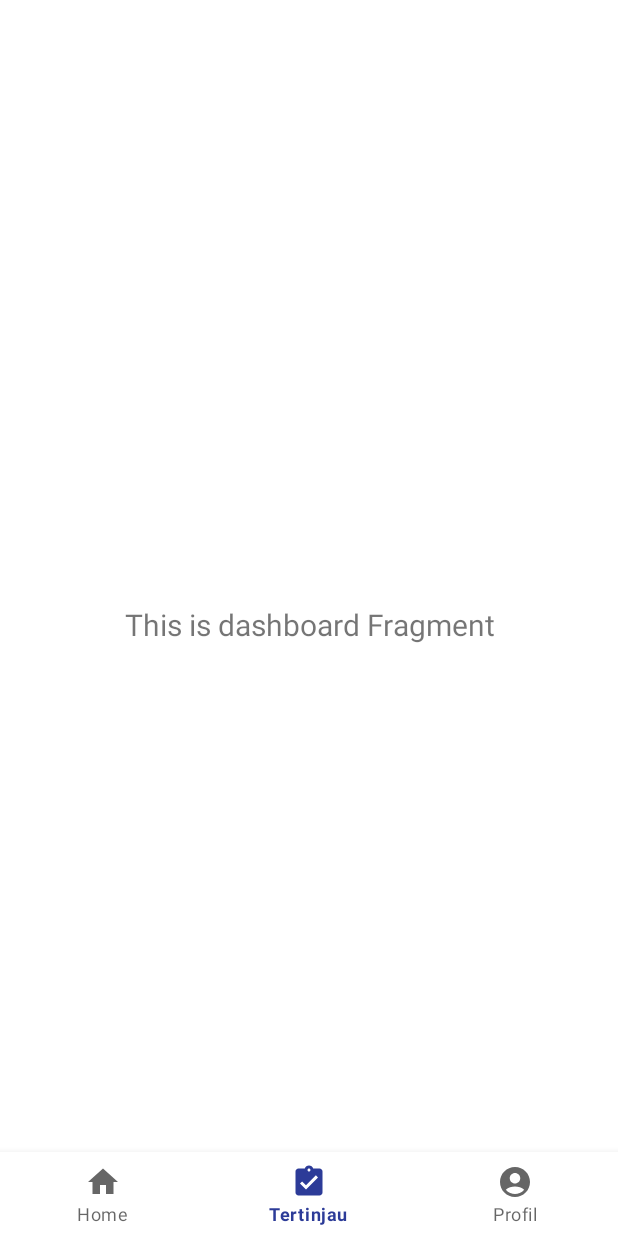
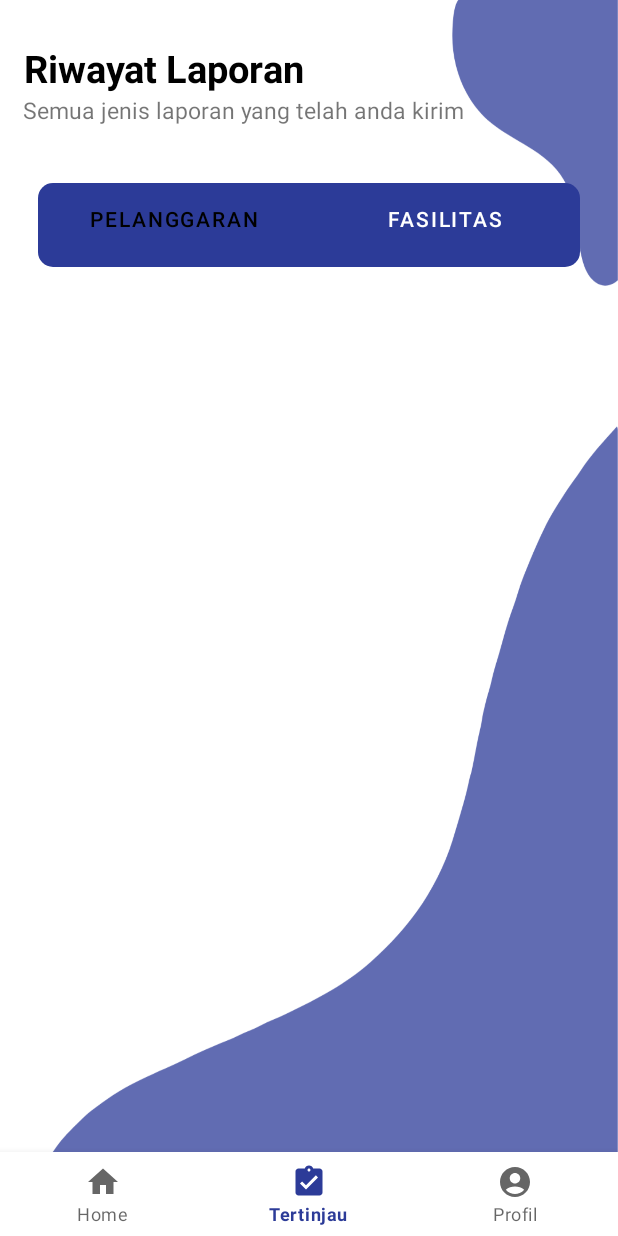
Before and after one commit to mfikry2712/ComplanSchool-Team, an Android app: the DashboardFragment screen opened through its navigation route, on a phone screen of 412 x 824 dp. Run offline under Robolectric (Android 15) with nearby library versions, the light colour scheme and no system bars; our stand-ins replace Firebase (no records; nobody signed in at launch, a user with empty details on screens opened directly), navigation-ui; 5 statements that could not run were skipped.

Commit message:
menambah fitur peninjauan dan menambahkan fragment status person dan fasilitas serta adapternya dan menggunakan view pager dan tab layout

```diff
--- /dev/null
+++ b/app/src/main/java/com/example/complanschool/SectionsPagerAdapter.kt
@@ -0,0 +1,26 @@
+package com.example.complanschool
+
+import androidx.fragment.app.Fragment
+import androidx.fragment.app.FragmentActivity
+import androidx.viewpager2.adapter.FragmentStateAdapter
+import com.example.complanschool.ui.dashboard.FragmentStatusFasilitas
+import com.example.complanschool.ui.dashboard.FragmentStatusPerson
+
+class SectionsPagerAdapter(activity: FragmentActivity) : FragmentStateAdapter(activity){
+
+    override fun createFragment(position: Int): Fragment {
+        var fragment: Fragment? = null
+        when (position) {
+            0 -> fragment = FragmentStatusPerson()
+            1 -> fragment = FragmentStatusFasilitas()
+        }
+        return fragment as Fragment
+    }
+
+    override fun getItemCount(): Int {
+        return 2
+    }
+
+
+
+}
--- a/app/src/main/java/com/example/complanschool/laporan/ListLaporanFasilitas.kt
+++ b/app/src/main/java/com/example/complanschool/laporan/ListLaporanFasilitas.kt
@@ -16,6 +16,7 @@ import com.google.firebase.auth.FirebaseAuth
 import com.google.firebase.auth.ktx.auth
 import com.google.firebase.database.DatabaseReference
 import com.google.firebase.database.FirebaseDatabase
+import com.google.firebase.database.Query
 import com.google.firebase.database.ktx.database
 import com.google.firebase.ktx.Firebase
 
@@ -36,7 +37,7 @@ class ListLaporanFasilitas : AppCompatActivity() {
         binding = ActivityListLaporanFasilitasBinding.inflate(layoutInflater)
         setContentView(binding.root)
 
-        val msgRef = MutableLiveData<DatabaseReference>()
+        val msgRef = MutableLiveData<Query>()
         auth = Firebase.auth
         db = Firebase.database
         val firebaseUser = auth.currentUser
@@ -55,6 +56,8 @@ class ListLaporanFasilitas : AppCompatActivity() {
             msgRef.value = db.reference.child("kode_sekolah")
                 .child(kd).child("Laporan")
                 .child("Laporan Fasilitas")
+                .orderByChild("status")
+                .equalTo(false)
         }
         msgRef.observe(this){
 
--- a/app/src/main/java/com/example/complanschool/laporan/ListLaporanPerson.kt
+++ b/app/src/main/java/com/example/complanschool/laporan/ListLaporanPerson.kt
@@ -34,7 +34,7 @@ class ListLaporanPerson : AppCompatActivity() {
         binding = ActivityListLaporanPersonBinding.inflate(layoutInflater)
         setContentView(binding.root)
 
-        val msgRef = MutableLiveData<DatabaseReference>()
+        val msgRef = MutableLiveData<Query>()
         auth = Firebase.auth
         db = Firebase.database
         val firebaseUser = auth.currentUser
@@ -56,6 +56,8 @@ class ListLaporanPerson : AppCompatActivity() {
             msgRef.value = db.reference.child("kode_sekolah")
                 .child(kd) .child("Laporan")
                 .child("Laporan Orang")
+                .orderByChild("status")
+                .equalTo(false)
         }.addOnFailureListener{
             Log.d("kesalahan", it.message.toString())
         }
--- a/app/src/main/java/com/example/complanschool/ui/dashboard/DashboardFragment.kt
+++ b/app/src/main/java/com/example/complanschool/ui/dashboard/DashboardFragment.kt
@@ -4,16 +4,18 @@ import android.os.Bundle
 import android.view.LayoutInflater
 import android.view.View
 import android.view.ViewGroup
-import android.widget.TextView
+import androidx.annotation.StringRes
 import androidx.fragment.app.Fragment
-import androidx.lifecycle.ViewModelProvider
+import androidx.viewpager2.widget.ViewPager2
+import com.example.complanschool.R
+import com.example.complanschool.SectionsPagerAdapter
 import com.example.complanschool.databinding.FragmentDashboardBinding
+import com.google.android.material.tabs.TabLayout
+import com.google.android.material.tabs.TabLayoutMediator
 
 class DashboardFragment : Fragment() {
 
     private var _binding: FragmentDashboardBinding? = null
-  // This property is only valid between onCreateView and
-  // onDestroyView.
     private val binding get() = _binding!!
 
     override fun onCreateView(
@@ -21,21 +23,31 @@ private var _binding: FragmentDashboardBinding? = null
         container: ViewGroup?,
         savedInstanceState: Bundle?
     ): View {
-    val dashboardViewModel =
-            ViewModelProvider(this).get(DashboardViewModel::class.java)
+        _binding = FragmentDashboardBinding.inflate(inflater, container, false)
+        return binding.root
+    }
 
-    _binding = FragmentDashboardBinding.inflate(inflater, container, false)
-    val root: View = binding.root
-
-    val textView: TextView = binding.textDashboard
-    dashboardViewModel.text.observe(viewLifecycleOwner) {
-      textView.text = it
-    }
-    return root
+    override fun onViewCreated(view: View, savedInstanceState: Bundle?) {
+        super.onViewCreated(view, savedInstanceState)
+        val sectionsPagerAdapter = SectionsPagerAdapter(requireActivity())
+        val viewPager: ViewPager2 = binding.viewPager
+        viewPager.adapter = sectionsPagerAdapter
+        val tabs: TabLayout = binding.tabs
+        TabLayoutMediator(tabs, viewPager) { tab, position ->
+            tab.text = resources.getString(TAB_TITLES[position])
+        }.attach()
     }
 
     override fun onDestroyView() {
         super.onDestroyView()
         _binding = null
     }
+
+    companion object{
+        @StringRes
+        private val TAB_TITLES = intArrayOf(
+            R.string.tab_person,
+            R.string.tab_facility
+        )
     }
+}
--- a/app/src/main/java/com/example/complanschool/ui/dashboard/DashboardViewModel.kt
+++ /dev/null
@@ -1,13 +0,0 @@
-package com.example.complanschool.ui.dashboard
-
-import androidx.lifecycle.LiveData
-import androidx.lifecycle.MutableLiveData
-import androidx.lifecycle.ViewModel
-
-class DashboardViewModel : ViewModel() {
-
-    private val _text = MutableLiveData<String>().apply {
-        value = "This is dashboard Fragment"
-    }
-    val text: LiveData<String> = _text
-}
--- /dev/null
+++ b/app/src/main/java/com/example/complanschool/ui/dashboard/FragmentStatusPerson.kt
@@ -0,0 +1,119 @@
+package com.example.complanschool.ui.dashboard
+
+import android.content.Intent
+import android.os.Bundle
+import android.util.Log
+import androidx.fragment.app.Fragment
+import android.view.LayoutInflater
+import android.view.View
+import android.view.ViewGroup
+import androidx.lifecycle.MutableLiveData
+import androidx.recyclerview.widget.LinearLayoutManager
+import com.example.complan.dataclass.DataLaporanFasilitas
+import com.example.complan.dataclass.DataLaporanPerson
+import com.example.complanschool.authentication.LoginActivity
+import com.example.complanschool.databinding.FragmentStatusFasilitasBinding
+import com.example.complanschool.databinding.FragmentStatusPersonBinding
+import com.firebase.ui.database.FirebaseRecyclerOptions
+import com.google.firebase.auth.FirebaseAuth
+import com.google.firebase.auth.ktx.auth
+import com.google.firebase.database.DatabaseReference
+import com.google.firebase.database.FirebaseDatabase
+import com.google.firebase.database.Query
+import com.google.firebase.database.ktx.database
+import com.google.firebase.ktx.Firebase
+
+class FragmentStatusPerson : Fragment() {
+
+    private var _binding: FragmentStatusPersonBinding? = null
+
+    private lateinit var auth: FirebaseAuth
+    private lateinit var db: FirebaseDatabase
+    private lateinit var dbi: DatabaseReference
+    private lateinit var kd : String
+
+    private val binding get() = _binding!!
+
+    private val adapterObs = MutableLiveData<AdapterStatusPerson>()
+
+    override fun onCreateView(
+        inflater: LayoutInflater,
+        container: ViewGroup?,
+        savedInstanceState: Bundle?
+    ): View {
+        _binding = FragmentStatusPersonBinding.inflate(inflater, container, false)
+
+        return binding.root
+    }
+
+    override fun onViewCreated(view: View, savedInstanceState: Bundle?) {
+        super.onViewCreated(view, savedInstanceState)
+
+        val msgRef = MutableLiveData<Query>()
+        auth = Firebase.auth
+        db = Firebase.database
+        val firebaseUser = auth.currentUser
+        if (firebaseUser == null) {
+            // Not signed in, launch the Login activity
+            startActivity(Intent(requireActivity(), LoginActivity::class.java))
+            requireActivity().finish()
+        }else
+        {
+            Log.d(null, "ada"+firebaseUser.uid)
+            dbi = FirebaseDatabase.getInstance().getReference("user_sekolah").child(firebaseUser.uid)
+        }
+
+        dbi.get().addOnSuccessListener{
+            kd =  it.child("schoolCode").value.toString()
+            Log.d("test value of kd", kd)
+            msgRef.value = db.reference.child("kode_sekolah")
+                .child(kd).child("Laporan")
+                .child("Laporan Orang")
+                .orderByChild("status")
+                .equalTo(true)
+        }
+        msgRef.observe(requireActivity()){
+
+            if (it != null) {
+
+                Log.d("test kd2 value",it.get().isSuccessful.toString())
+                Log.d("test kd2",it.toString())
+                val options = FirebaseRecyclerOptions.Builder<DataLaporanPerson>()
+                    .setQuery(it, DataLaporanPerson::class.java)
+                    .build()
+                Log.d("test options", options.snapshots.toString())
+
+
+                val manager = LinearLayoutManager(requireActivity().applicationContext)
+                binding.rcRiwayatLaporan.layoutManager = manager
+                binding.rcRiwayatLaporan.itemAnimator = null
+                adapterObs.value = AdapterStatusPerson(options)
+            }
+        }
+
+
+    }
+
+    override fun onResume() {
+        super.onResume()
+        adapterObs.observe(requireActivity()) {
+            if (it != null) {
+                it.startListening()
+                Log.d("adapter", "listening")
+
+                binding.rcRiwayatLaporan.adapter = it
+            }
+        }
+    }
+
+    override fun onPause() {
+        //adapter.stopListening()
+        adapterObs.value?.stopListening()
+        super.onPause()
+    }
+
+    override fun onDestroyView() {
+        super.onDestroyView()
+        _binding = null
+    }
+}
--- a/app/src/main/res/layout/fragment_dashboard.xml
+++ b/app/src/main/res/layout/fragment_dashboard.xml
@@ -1,23 +1,80 @@
 <?xml version="1.0" encoding="utf-8"?>
-<androidx.constraintlayout.widget.ConstraintLayout
-    xmlns:android="http://schemas.android.com/apk/res/android"
+<androidx.constraintlayout.widget.ConstraintLayout xmlns:android="http://schemas.android.com/apk/res/android"
     xmlns:app="http://schemas.android.com/apk/res-auto"
     xmlns:tools="http://schemas.android.com/tools"
     android:layout_width="match_parent"
     android:layout_height="match_parent"
-    tools:context=".ui.dashboard.DashboardFragment" >
+    android:background="@drawable/bg_activity"
+    tools:context=".ui.dashboard.DashboardFragment">
 
     <TextView
-        android:id="@+id/text_dashboard"
-        android:layout_width="match_parent"
+        android:id="@+id/textView"
+        android:layout_width="wrap_content"
         android:layout_height="wrap_content"
-        android:layout_marginStart="8dp"
-        android:layout_marginTop="8dp"
-        android:layout_marginEnd="8dp"
-        android:textAlignment="center"
-        android:textSize="20sp"
+        android:layout_marginTop="28dp"
+        android:text="@string/fh_title"
+        android:textColor="#000000"
+        android:textSize="25sp"
+        android:textStyle="bold"
+        app:layout_constraintBottom_toTopOf="@+id/guideline4"
+        app:layout_constraintEnd_toEndOf="parent"
+        app:layout_constraintHorizontal_bias="0.071"
+        app:layout_constraintStart_toStartOf="parent"
+        app:layout_constraintTop_toTopOf="parent"
+        app:layout_constraintVertical_bias="0.0" />
+
+    <TextView
+        android:id="@+id/textView2"
+        android:layout_width="wrap_content"
+        android:layout_height="wrap_content"
+        android:layout_marginStart="10dp"
+        android:maxLines="2"
+        android:text="@string/fh_subtitle"
+        android:textSize="15sp"
+        app:layout_constraintBottom_toTopOf="@+id/guideline4"
+        app:layout_constraintEnd_toEndOf="parent"
+        app:layout_constraintHorizontal_bias="0.048"
+        app:layout_constraintStart_toStartOf="parent"
+        app:layout_constraintTop_toBottomOf="@+id/textView"
+        app:layout_constraintVertical_bias="0.0" />
+
+    <androidx.constraintlayout.widget.Guideline
+        android:id="@+id/guideline4"
+        android:layout_width="wrap_content"
+        android:layout_height="wrap_content"
+        android:orientation="horizontal"
+        app:layout_constraintGuide_begin="122dp" />
+
+    <com.google.android.material.tabs.TabLayout
+        android:id="@+id/tabs"
+        android:layout_width="0dp"
+        android:layout_height="wrap_content"
+        android:layout_gravity="bottom"
+        android:layout_marginStart="25dp"
+        android:layout_marginEnd="25dp"
+        android:background="@drawable/tab_indicator"
+        android:minHeight="?actionBarSize"
+        app:layout_constraintEnd_toEndOf="parent"
+        app:layout_constraintHorizontal_bias="0.0"
+        app:layout_constraintStart_toStartOf="parent"
+        app:layout_constraintTop_toTopOf="@+id/guideline4"
+        app:tabIndicatorFullWidth="false"
+        app:tabIndicatorHeight="0dp"
+        app:tabMode="fixed"
+        app:tabRippleColor="@color/white"
+        app:tabSelectedTextColor="@color/black"
+        app:tabTextColor="@color/white"
+        tools:ignore="MissingConstraints,SpeakableTextPresentCheck" />
+
+    <androidx.viewpager2.widget.ViewPager2
+        android:id="@+id/view_pager"
+        android:layout_width="0dp"
+        android:layout_height="0dp"
+        android:layout_marginTop="6dp"
+        android:background="@null"
+        app:layout_constraintBottom_toBottomOf="parent"
         app:layout_constraintEnd_toEndOf="parent"
         app:layout_constraintStart_toStartOf="parent"
-        app:layout_constraintTop_toTopOf="parent"
-        app:layout_constraintBottom_toBottomOf="parent" />
+        app:layout_constraintTop_toBottomOf="@+id/tabs" />
+
 </androidx.constraintlayout.widget.ConstraintLayout>
--- /dev/null
+++ b/app/src/main/res/layout/fragment_status_person.xml
@@ -0,0 +1,14 @@
+<?xml version="1.0" encoding="utf-8"?>
+<FrameLayout xmlns:android="http://schemas.android.com/apk/res/android"
+    xmlns:tools="http://schemas.android.com/tools"
+    android:layout_width="match_parent"
+    android:layout_height="match_parent"
+    tools:context=".ui.dashboard.FragmentStatusPerson">
+
+    <androidx.recyclerview.widget.RecyclerView
+        android:id="@+id/rc_RiwayatLaporan"
+        android:layout_width="match_parent"
+        android:layout_height="match_parent"
+        android:background="@null" />
+
+</FrameLayout>
--- a/app/src/main/res/values/strings.xml
+++ b/app/src/main/res/values/strings.xml
@@ -87,4 +87,6 @@
 
     //Untuk Custom View
     <string name="cv_btn_google">Dengan Google</string>
+    <!-- TODO: Remove or change this placeholder text -->
+    <string name="hello_blank_fragment">Hello blank fragment</string>
 </resources>
```
Also changed, not shown: app/src/main/java/com/example/complanschool/laporan/ListLaporanFasilitasAdapter.kt (+13 -3 lines), app/src/main/java/com/example/complanschool/laporan/ListLaporanPersonAdapter.kt (+17 -2 lines), app/src/main/java/com/example/complanschool/ui/dashboard/AdapterStatusFasilitas.kt (added, +55 -0 lines), app/src/main/java/com/example/complanschool/ui/dashboard/AdapterStatusPerson.kt (added, +56 -0 lines), app/src/main/java/com/example/complanschool/ui/dashboard/FragmentStatusFasilitas.kt (added, +117 -0 lines), app/src/main/java/com/example/complanschool/ui/detail/DetailLaporanFasilitas.kt (+13 -8 lines), app/src/main/java/com/example/complanschool/ui/detail/DetailLaporanPerson.kt (+8 -7 lines), app/src/main/res/layout/fragment_status_fasilitas.xml (added, +14 -0 lines), 112 other files. Lines whose indentation alone changed are shown as unchanged.
